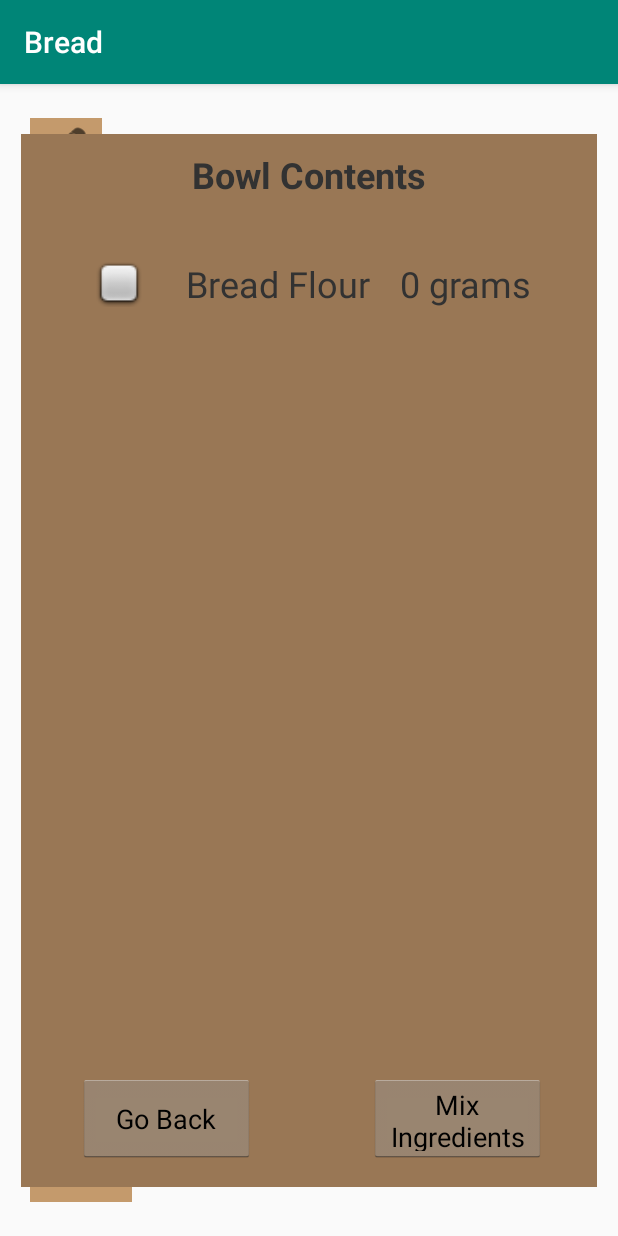
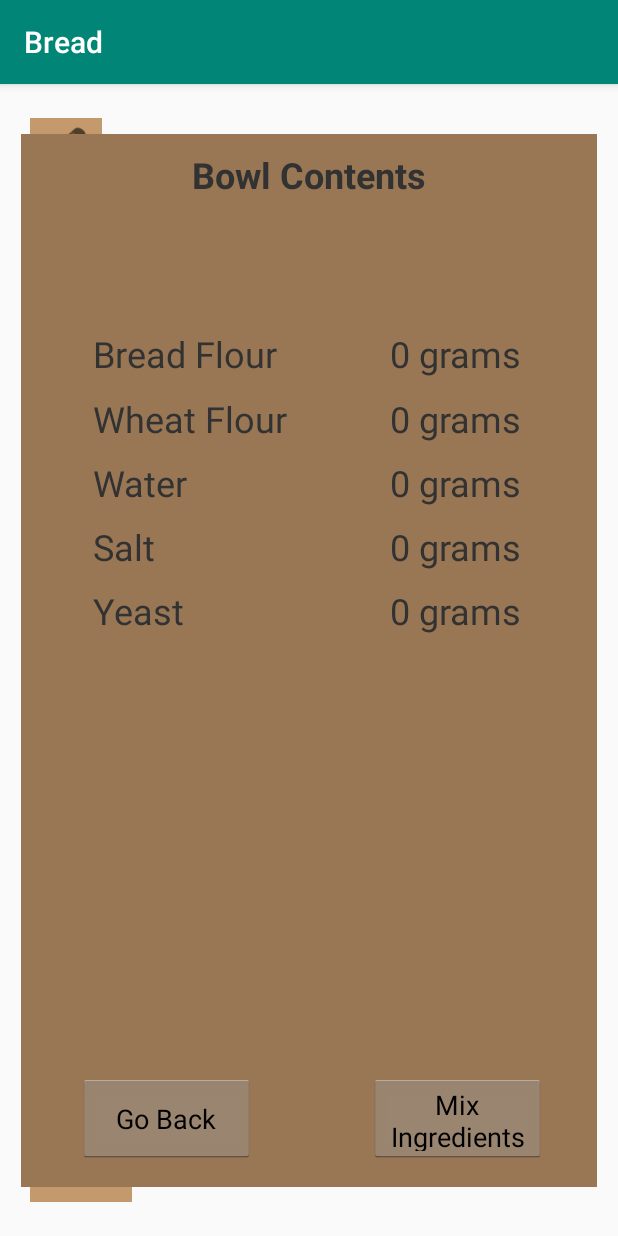
Before and after one commit to Rafe3007/Bread, an Android app: the screen it shows after launch (MainActivity), on a phone screen of 412 x 824 dp. Run offline under Robolectric (Android 15) with nearby library versions, the phone set to English and light mode, and no system bars.

Commit message:
Bread Content View Complete

```diff
--- a/app/src/main/res/layout/activity_main.xml
+++ b/app/src/main/res/layout/activity_main.xml
@@ -12,6 +12,7 @@
         android:layout_width="wrap_content"
         android:layout_height="wrap_content"
         android:backgroundTint="#C49A6C"
+        android:contentDescription="Menu"
         android:tint="#000000"
         app:layout_constraintBottom_toBottomOf="parent"
         app:layout_constraintEnd_toEndOf="parent"
@@ -26,6 +27,7 @@
         android:layout_width="76dp"
         android:layout_height="90dp"
         android:backgroundTint="#C49A6C"
+        android:contentDescription="Recipe Book"
         android:scaleType="fitCenter"
         android:tint="#000000"
         app:layout_constraintBottom_toBottomOf="parent"
@@ -97,8 +99,8 @@
             app:layout_constraintVertical_bias="0.931" />
 
         <LinearLayout
-            android:layout_width="319dp"
-            android:layout_height="467dp"
+            android:layout_width="285dp"
+            android:layout_height="204dp"
             android:orientation="vertical"
             app:layout_constraintBottom_toBottomOf="parent"
             app:layout_constraintEnd_toEndOf="parent"
@@ -109,35 +111,129 @@
 
             <LinearLayout
                 android:layout_width="match_parent"
-                android:layout_height="match_parent"
+                android:layout_height="43dp"
                 android:orientation="horizontal">
 
-                <ImageView
-                    android:id="@+id/imageView2"
-                    android:layout_width="48dp"
-                    android:layout_height="32dp"
-                    android:layout_weight="1"
-                    app:srcCompat="@android:drawable/checkbox_off_background" />
-
                 <TextView
-                    android:id="@+id/textView3"
+                    android:id="@+id/BC_BreadFlour"
                     android:layout_width="wrap_content"
                     android:layout_height="wrap_content"
-                    android:layout_weight="1"
+                    android:layout_weight="0"
                     android:text="@string/ig_bread_flour"
-                    android:textAlignment="center"
+                    android:textAlignment="textStart"
                     android:textSize="24sp" />
 
                 <TextView
-                    android:id="@+id/textView4"
+                    android:id="@+id/BC_BreadFlourWeight"
                     android:layout_width="wrap_content"
                     android:layout_height="wrap_content"
                     android:layout_weight="1"
                     android:text="@string/helper_base_weight"
-                    android:textAlignment="center"
+                    android:textAlignment="textEnd"
                     android:textSize="24sp" />
 
             </LinearLayout>
+
+            <LinearLayout
+                android:layout_width="match_parent"
+                android:layout_height="wrap_content"
+                android:layout_weight="1"
+                android:orientation="horizontal">
+
+                <TextView
+                    android:id="@+id/BC_BreadFlour2"
+                    android:layout_width="wrap_content"
+                    android:layout_height="wrap_content"
+                    android:layout_weight="0"
+                    android:text="@string/ig_wheat_flour"
+                    android:textAlignment="textStart"
+                    android:textSize="24sp" />
+
+                <TextView
+                    android:id="@+id/BC_BreadFlourWeight2"
+                    android:layout_width="wrap_content"
+                    android:layout_height="wrap_content"
+                    android:layout_weight="1"
+                    android:text="@string/helper_base_weight"
+                    android:textAlignment="textEnd"
+                    android:textSize="24sp" />
+
+            </LinearLayout>
+
+            <LinearLayout
+                android:layout_width="match_parent"
+                android:layout_height="wrap_content"
+                android:layout_weight="1"
+                android:orientation="horizontal">
+
+                <TextView
+                    android:id="@+id/BC_Water"
+                    android:layout_width="wrap_content"
+                    android:layout_height="wrap_content"
+                    android:layout_weight="0"
+                    android:text="@string/ig_water"
+                    android:textAlignment="textStart"
+                    android:textSize="24sp" />
+
+                <TextView
+                    android:id="@+id/BC_SaltWeight2"
+                    android:layout_width="wrap_content"
+                    android:layout_height="wrap_content"
+                    android:layout_weight="1"
+                    android:text="@string/helper_base_weight"
+                    android:textAlignment="textEnd"
+                    android:textSize="24sp" />
+            </LinearLayout>
+
+            <LinearLayout
+                android:layout_width="match_parent"
+                android:layout_height="wrap_content"
+                android:layout_weight="1"
+                android:orientation="horizontal">
+
+                <TextView
+                    android:id="@+id/BC_Salt"
+                    android:layout_width="wrap_content"
+                    android:layout_height="wrap_content"
+                    android:layout_weight="0"
+                    android:text="@string/ig_salt"
+                    android:textAlignment="textStart"
+                    android:textSize="24sp" />
+
+                <TextView
+                    android:id="@+id/BC_SaltWeight"
+                    android:layout_width="wrap_content"
+                    android:layout_height="wrap_content"
+                    android:layout_weight="1"
+                    android:text="@string/helper_base_weight"
+                    android:textAlignment="textEnd"
+                    android:textSize="24sp" />
+            </LinearLayout>
+
+            <LinearLayout
+                android:layout_width="match_parent"
+                android:layout_height="wrap_content"
+                android:orientation="horizontal">
+
+                <TextView
+                    android:id="@+id/BC_Yeast"
+                    android:layout_width="wrap_content"
+                    android:layout_height="wrap_content"
+                    android:layout_weight="0"
+                    android:text="@string/ig_yeast"
+                    android:textAlignment="textStart"
+                    android:textSize="24sp" />
+
+                <TextView
+                    android:id="@+id/BC_YeastWeight"
+                    android:layout_width="wrap_content"
+                    android:layout_height="wrap_content"
+                    android:layout_weight="1"
+                    android:text="@string/helper_base_weight"
+                    android:textAlignment="textEnd"
+                    android:textSize="24sp" />
+            </LinearLayout>
+
         </LinearLayout>
 
     </androidx.constraintlayout.widget.ConstraintLayout>
```
Also changed, not shown: 3 other files.
